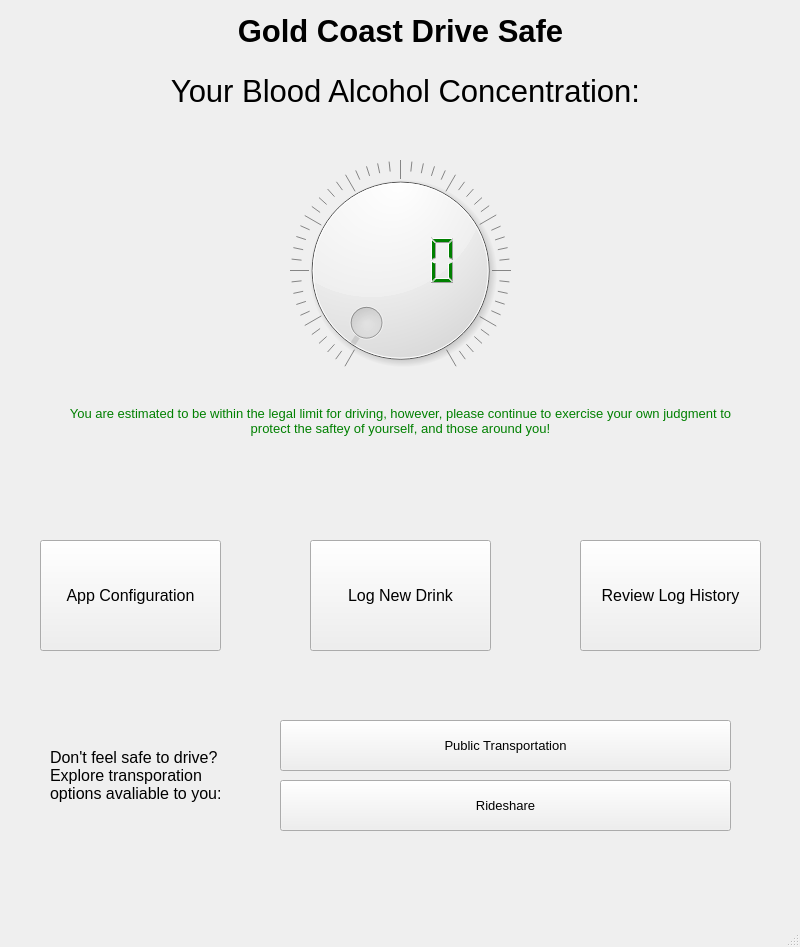
Above: MainWindow.ui from Lucas1128/DrivingForInnovation before the change. Below: the same form after it.
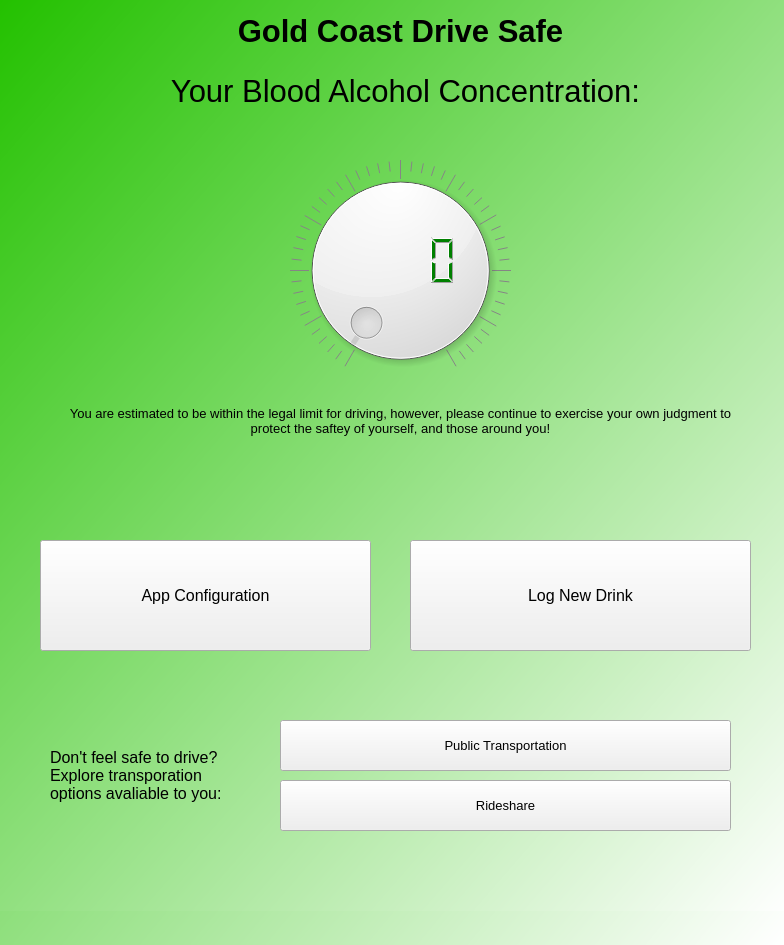
That is the form after the change.

Patch:
```diff
--- a/MainWindow.ui
+++ b/MainWindow.ui
@@ -6,14 +6,18 @@
    <rect>
     <x>0</x>
     <y>0</y>
-    <width>800</width>
-    <height>947</height>
+    <width>784</width>
+    <height>945</height>
    </rect>
   </property>
   <property name="windowTitle">
    <string>MainWindow</string>
   </property>
   <widget class="QWidget" name="centralwidget">
+   <property name="styleSheet">
+    <string notr="true">#centralwidget{background-color: qlineargradient(spread:pad, x1:0, y1:0, x2:1, y2:1, stop:0 rgba(35, 193, 0, 255), stop:1 rgba(255, 255, 255, 255));}
+</string>
+   </property>
    <widget class="QStackedWidget" name="stackedWidget">
     <property name="geometry">
      <rect>
@@ -23,7 +27,16 @@
       <height>911</height>
      </rect>
     </property>
+    <property name="autoFillBackground">
+     <bool>false</bool>
+    </property>
+    <property name="styleSheet">
+     <string notr="true"/>
+    </property>
     <widget class="QWidget" name="Homepage">
+     <property name="styleSheet">
+      <string notr="true">#Homepage{background-color: qlineargradient(spread:pad, x1:0, y1:0, x2:1, y2:1, stop:0 rgba(35, 193, 0, 255), stop:1 rgba(255, 255, 255, 255));}</string>
+     </property>
      <widget class="QLabel" name="Title1">
       <property name="geometry">
        <rect>
@@ -143,7 +156,7 @@
        </font>
       </property>
       <property name="styleSheet">
-       <string notr="true">color: green;</string>
+       <string notr="true">color: black;</string>
       </property>
       <property name="text">
        <string>You are estimated to be within the legal limit for driving, however, please continue to exercise your own judgment to protect the saftey of yourself, and those around you!</string>
@@ -160,7 +173,7 @@
        <rect>
         <x>40</x>
         <y>540</y>
-        <width>181</width>
+        <width>331</width>
         <height>111</height>
        </rect>
       </property>
@@ -176,9 +189,9 @@
      <widget class="QPushButton" name="LogButton">
       <property name="geometry">
        <rect>
-        <x>310</x>
+        <x>410</x>
         <y>540</y>
-        <width>181</width>
+        <width>341</width>
         <height>111</height>
        </rect>
       </property>
@@ -191,24 +204,6 @@
        <string>Log New Drink</string>
       </property>
      </widget>
-     <widget class="QPushButton" name="ReviewButton">
-      <property name="geometry">
-       <rect>
-        <x>580</x>
-        <y>540</y>
-        <width>181</width>
-        <height>111</height>
-       </rect>
-      </property>
-      <property name="font">
-       <font>
-        <pointsize>12</pointsize>
-       </font>
-      </property>
-      <property name="text">
-       <string>Review Log History</string>
-      </property>
-     </widget>
      <widget class="QLabel" name="Warning">
       <property name="geometry">
        <rect>
@@ -246,6 +241,9 @@
         <bold>false</bold>
        </font>
       </property>
+      <property name="styleSheet">
+       <string notr="true"/>
+      </property>
       <property name="text">
        <string>Public Transportation</string>
       </property>
@@ -723,7 +721,6 @@
     </rect>
    </property>
   </widget>
-  <widget class="QStatusBar" name="statusbar"/>
  </widget>
  <resources/>
  <connections/>
```
Left out of the diff: 11 changed lines with no effect on the pictures.
